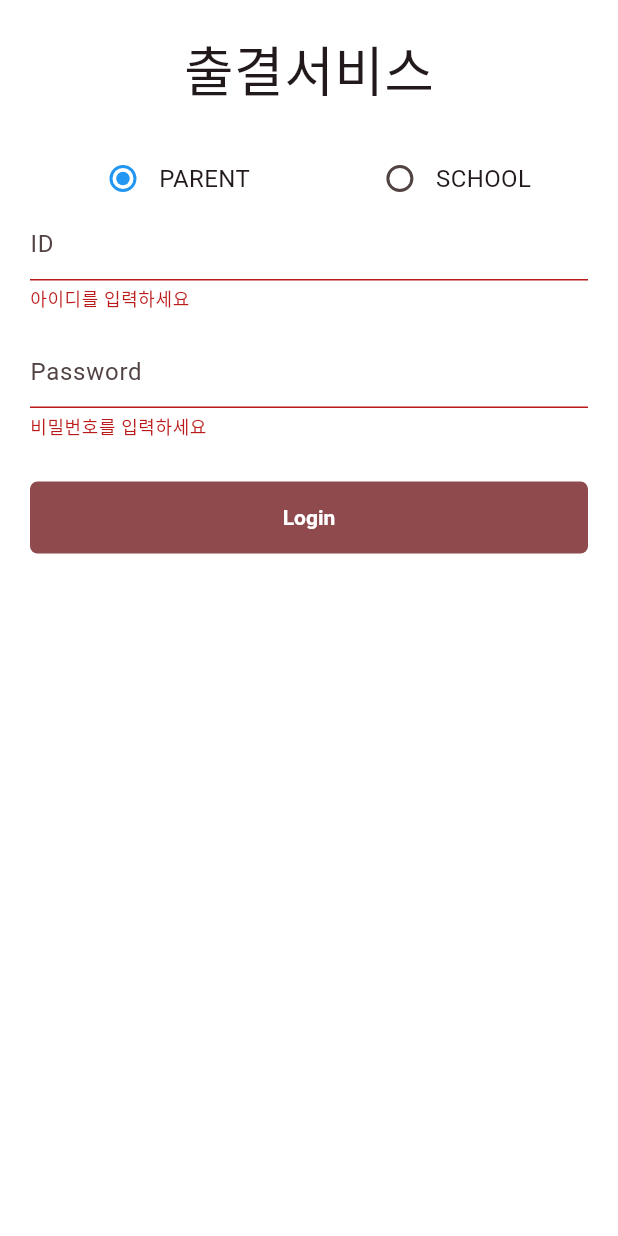
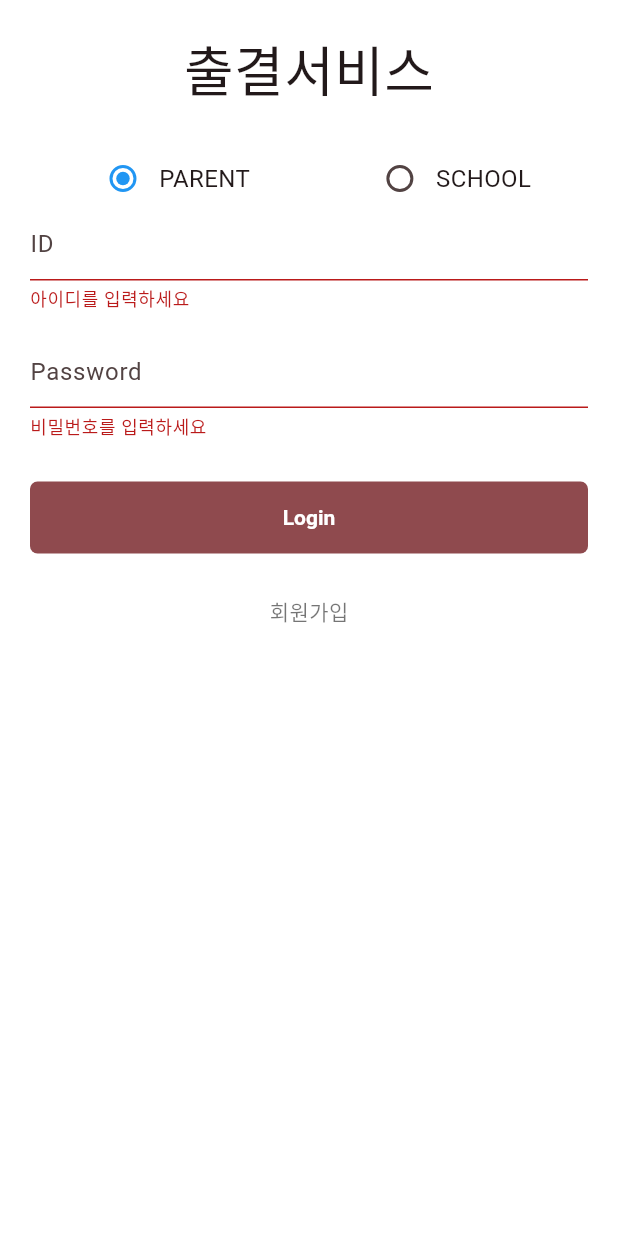
Before and after one commit to ara-zo/attendance_system, a Flutter app: the screen it shows after launch, after a tap on "Login", on a phone screen of 412 x 824 dp. Run offline on Flutter 3.47's test engine with Material 2 defaults, Android fonts, the light colour scheme and no system bars; drawn by our look-alikes of group_radio_button; our stand-ins replace gap, go_router.

Commit message:
:construction: 작업중

```diff
--- a/lib/constants/gaps.dart
+++ /dev/null
@@ -1,66 +0,0 @@
-import 'package:attendance_system/constants/sizes.dart';
-import 'package:flutter/material.dart';
-
-class Gaps {
-  // Vertical Gaps
-  static const v1 = SizedBox(height: Sizes.size1);
-  static const v2 = SizedBox(height: Sizes.size2);
-  static const v3 = SizedBox(height: Sizes.size3);
-  static const v4 = SizedBox(height: Sizes.size4);
-  static const v5 = SizedBox(height: Sizes.size5);
-  static const v6 = SizedBox(height: Sizes.size6);
-  static const v7 = SizedBox(height: Sizes.size7);
-  static const v8 = SizedBox(height: Sizes.size8);
-  static const v9 = SizedBox(height: Sizes.size9);
-  static const v10 = SizedBox(height: Sizes.size10);
-  static const v11 = SizedBox(height: Sizes.size11);
-  static const v12 = SizedBox(height: Sizes.size12);
-  static const v14 = SizedBox(height: Sizes.size14);
-  static const v16 = SizedBox(height: Sizes.size16);
-  static const v20 = SizedBox(height: Sizes.size20);
-  static const v24 = SizedBox(height: Sizes.size24);
-  static const v28 = SizedBox(height: Sizes.size28);
-  static const v32 = SizedBox(height: Sizes.size32);
-  static const v36 = SizedBox(height: Sizes.size36);
-  static const v40 = SizedBox(height: Sizes.size40);
-  static const v44 = SizedBox(height: Sizes.size44);
-  static const v48 = SizedBox(height: Sizes.size48);
-  static const v52 = SizedBox(height: Sizes.size52);
-  static const v56 = SizedBox(height: Sizes.size56);
-  static const v60 = SizedBox(height: Sizes.size60);
-  static const v64 = SizedBox(height: Sizes.size64);
-  static const v72 = SizedBox(height: Sizes.size72);
-  static const v80 = SizedBox(height: Sizes.size80);
-  static const v96 = SizedBox(height: Sizes.size96);
-
-  // Horizontal Gaps
-  static const h1 = SizedBox(width: Sizes.size1);
-  static const h2 = SizedBox(width: Sizes.size2);
-  static const h3 = SizedBox(width: Sizes.size3);
-  static const h4 = SizedBox(width: Sizes.size4);
-  static const h5 = SizedBox(width: Sizes.size5);
-  static const h6 = SizedBox(width: Sizes.size6);
-  static const h7 = SizedBox(width: Sizes.size7);
-  static const h8 = SizedBox(width: Sizes.size8);
-  static const h9 = SizedBox(width: Sizes.size9);
-  static const h10 = SizedBox(width: Sizes.size10);
-  static const h11 = SizedBox(width: Sizes.size11);
-  static const h12 = SizedBox(width: Sizes.size12);
-  static const h14 = SizedBox(width: Sizes.size14);
-  static const h16 = SizedBox(width: Sizes.size16);
-  static const h20 = SizedBox(width: Sizes.size20);
-  static const h24 = SizedBox(width: Sizes.size24);
-  static const h28 = SizedBox(width: Sizes.size28);
-  static const h32 = SizedBox(width: Sizes.size32);
-  static const h36 = SizedBox(width: Sizes.size36);
-  static const h40 = SizedBox(width: Sizes.size40);
-  static const h44 = SizedBox(width: Sizes.size44);
-  static const h48 = SizedBox(width: Sizes.size48);
-  static const h52 = SizedBox(width: Sizes.size52);
-  static const h56 = SizedBox(width: Sizes.size56);
-  static const h60 = SizedBox(width: Sizes.size60);
-  static const h64 = SizedBox(width: Sizes.size64);
-  static const h72 = SizedBox(width: Sizes.size72);
-  static const h80 = SizedBox(width: Sizes.size80);
-  static const h96 = SizedBox(width: Sizes.size96);
-}
--- a/lib/features/home/home_screen.dart
+++ /dev/null
@@ -1,140 +0,0 @@
-import 'package:attendance_system/common/widgets/form_button.dart';
-import 'package:attendance_system/constants/gaps.dart';
-import 'package:attendance_system/constants/sizes.dart';
-import 'package:flutter/material.dart';
-import 'package:group_radio_button/group_radio_button.dart';
-
-class HomeScreen extends StatefulWidget {
-  const HomeScreen({super.key});
-
-  @override
-  State<HomeScreen> createState() => _HomeScreenState();
-}
-
-class _HomeScreenState extends State<HomeScreen> {
-  final GlobalKey<FormState> _formKey = GlobalKey<FormState>();
-
-  Map<String, String> formData = {};
-
-  final _status = ["PARENT", "SCHOOL"];
-  String _userType = "PARENT";
-
-  @override
-  Widget build(BuildContext context) {
-    return Scaffold(
-      body: SafeArea(
-        child: SingleChildScrollView(
-          child: Padding(
-            padding: const EdgeInsets.all(20.0),
-            child: Column(
-              children: [
-                const Text(
-                  '출결서비스',
-                  style: TextStyle(
-                    fontSize: Sizes.size36,
-                  ),
-                ),
-                Gaps.v28,
-                Form(
-                  key: _formKey,
-                  child: Column(
-                    children: [
-                      SizedBox(
-                        child: RadioGroup<String>.builder(
-                          direction: Axis.horizontal,
-                          horizontalAlignment: MainAxisAlignment.spaceAround,
-                          onChanged: (value) => setState(() {
-                            _userType = value ?? 'PARENT';
-                          }),
-                          activeColor: Colors.blue,
-                          textStyle: TextStyle(fontSize: Sizes.size16),
-                          groupValue: _userType,
-                          items: _status,
-                          itemBuilder: (item) => RadioButtonBuilder(
-                            item,
-                          ),
-                        ),
-                      ),
-                      TextFormField(
-                        decoration: InputDecoration(
-                          hintText: 'ID',
-                          enabledBorder: UnderlineInputBorder(
-                            borderSide: BorderSide(
-                              color: Colors.grey.shade400,
-                            ),
-                          ),
-                          focusedBorder: UnderlineInputBorder(
-                            borderSide: BorderSide(
-                              color: Colors.grey.shade400,
-                            ),
-                          ),
-                        ),
-                        validator: (value) {
-                          if (value != null && value.isEmpty) {
-                            return "아이디를 입력하세요";
-                          }
-                          return null;
-                        },
-                        onSaved: (newValue) {
-                          if (newValue != null) {
-                            formData['id'] = newValue;
-                          }
-                        },
-                      ),
-                      Gaps.v16,
-                      TextFormField(
-                        decoration: InputDecoration(
-                          hintText: 'Password',
-                          enabledBorder: UnderlineInputBorder(
-                            borderSide: BorderSide(
-                              color: Colors.grey.shade400,
-                            ),
-                          ),
-                          focusedBorder: UnderlineInputBorder(
-                            borderSide: BorderSide(
-                              color: Colors.grey.shade400,
-                            ),
-                          ),
-                        ),
-                        validator: (value) {
-                          if (value != null && value.isEmpty) {
-                            return "비밀번호를 입력하세요";
-                          }
-                          return null;
-                        },
-                        onSaved: (newValue) {
-                          if (newValue != null) {
-                            formData['password'] = newValue;
-                          }
-                        },
-                      ),
-                      Gaps.v28,
-                      GestureDetector(
-                        onTap: _onSubmitTap,
-                        child: const FormButton(disabled: false, text: 'Login'),
-                      ),
-                    ],
-                  ),
-                ),
-              ],
-            ),
-          ),
-        ),
-      ),
-    );
-  }
-
-  void _onSubmitTap() {
-    if (_formKey.currentState != null) {
-      if (_formKey.currentState!.validate()) {
-        // 텍스트 입력에 onSaved 콜백 함수를 실행
-        _formKey.currentState!.save();
-
-        // formData에 userType 저장
-        formData['userType'] = _userType;
-
-        print(formData);
-      }
-    }
-  }
-}
--- /dev/null
+++ b/lib/features/login/login_screen.dart
@@ -0,0 +1,159 @@
+import 'package:attendance_system/common/widgets/form_button.dart';
+import 'package:attendance_system/constants/sizes.dart';
+import 'package:attendance_system/features/join/join_screen.dart';
+import 'package:flutter/material.dart';
+import 'package:gap/gap.dart';
+import 'package:group_radio_button/group_radio_button.dart';
+
+class LoginScreen extends StatefulWidget {
+  const LoginScreen({super.key});
+
+  @override
+  State<LoginScreen> createState() => _LoginScreenState();
+}
+
+class _LoginScreenState extends State<LoginScreen> {
+  final GlobalKey<FormState> _formKey = GlobalKey<FormState>();
+
+  Map<String, String> formData = {};
+
+  final _status = ["PARENT", "SCHOOL"];
+  String _userType = "PARENT";
+
+  @override
+  Widget build(BuildContext context) {
+    return Scaffold(
+      body: SafeArea(
+        child: SingleChildScrollView(
+          child: Padding(
+            padding: const EdgeInsets.all(20.0),
+            child: Column(
+              children: [
+                const Text(
+                  '출결서비스',
+                  style: TextStyle(
+                    fontSize: Sizes.size36,
+                  ),
+                ),
+                const Gap(28.0),
+                Form(
+                  key: _formKey,
+                  child: Column(
+                    children: [
+                      SizedBox(
+                        child: RadioGroup<String>.builder(
+                          direction: Axis.horizontal,
+                          horizontalAlignment: MainAxisAlignment.spaceAround,
+                          onChanged: (value) => setState(() {
+                            _userType = value ?? 'PARENT';
+                          }),
+                          activeColor: Colors.blue,
+                          textStyle: const TextStyle(fontSize: Sizes.size16),
+                          groupValue: _userType,
+                          items: _status,
+                          itemBuilder: (item) => RadioButtonBuilder(
+                            item,
+                          ),
+                        ),
+                      ),
+                      TextFormField(
+                        decoration: InputDecoration(
+                          hintText: 'ID',
+                          enabledBorder: UnderlineInputBorder(
+                            borderSide: BorderSide(
+                              color: Colors.grey.shade400,
+                            ),
+                          ),
+                          focusedBorder: UnderlineInputBorder(
+                            borderSide: BorderSide(
+                              color: Colors.grey.shade400,
+                            ),
+                          ),
+                        ),
+                        validator: (value) {
+                          if (value != null && value.isEmpty) {
+                            return "아이디를 입력하세요";
+                          }
+                          return null;
+                        },
+                        onSaved: (newValue) {
+                          if (newValue != null) {
+                            formData['id'] = newValue;
+                          }
+                        },
+                      ),
+                      const Gap(16.0),
+                      TextFormField(
+                        decoration: InputDecoration(
+                          hintText: 'Password',
+                          enabledBorder: UnderlineInputBorder(
+                            borderSide: BorderSide(
+                              color: Colors.grey.shade400,
+                            ),
+                          ),
+                          focusedBorder: UnderlineInputBorder(
+                            borderSide: BorderSide(
+                              color: Colors.grey.shade400,
+                            ),
+                          ),
+                        ),
+                        validator: (value) {
+                          if (value != null && value.isEmpty) {
+                            return "비밀번호를 입력하세요";
+                          }
+                          return null;
+                        },
+                        onSaved: (newValue) {
+                          if (newValue != null) {
+                            formData['password'] = newValue;
+                          }
+                        },
+                      ),
+                      const Gap(28.0),
+                      GestureDetector(
+                        onTap: _onSubmitTap,
+                        child: const FormButton(disabled: false, text: 'Login'),
+                      ),
+                      const Gap(28.0),
+                      GestureDetector(
+                        onTap: () {
+                          Navigator.push(
+                            context,
+                            MaterialPageRoute(
+                              builder: (context) => const JoinScreen(),
+                            ),
+                          );
+                        },
+                        child: const Text(
+                          '회원가입',
+                          style: TextStyle(
+                            color: Colors.black54,
+                            fontSize: Sizes.size14,
+                          ),
+                        ),
+                      )
+                    ],
+                  ),
+                ),
+              ],
+            ),
+          ),
+        ),
+      ),
+    );
+  }
+
+  void _onSubmitTap() {
+    if (_formKey.currentState != null) {
+      if (_formKey.currentState!.validate()) {
+        // 텍스트 입력에 onSaved 콜백 함수를 실행
+        _formKey.currentState!.save();
+
+        // formData에 userType 저장
+        formData['userType'] = _userType;
+
+        print(formData);
+      }
+    }
+  }
+}
--- a/lib/main.dart
+++ b/lib/main.dart
@@ -1,5 +1,5 @@
 import 'package:attendance_system/constants/sizes.dart';
-import 'package:attendance_system/features/home/home_screen.dart';
+import 'package:attendance_system/features/login/login_screen.dart';
 import 'package:flutter/material.dart';
 
 void main() {
@@ -14,7 +14,7 @@ class MyApp extends StatelessWidget {
     return MaterialApp(
       title: 'Attendance System',
       theme: ThemeData(
-        colorScheme: ColorScheme.fromSeed(seedColor: Color(0xFFE9435A)),
+        colorScheme: ColorScheme.fromSeed(seedColor: const Color(0xFFE9435A)),
         scaffoldBackgroundColor: Colors.white,
         appBarTheme: const AppBarTheme(
           foregroundColor: Colors.black,
@@ -29,7 +29,7 @@ class MyApp extends StatelessWidget {
         ),
         useMaterial3: true,
       ),
-      home: HomeScreen(),
+      home: const LoginScreen(),
     );
   }
 }
```
Also changed, not shown: lib/features/join/join_screen.dart (added, +130 -0 lines), lib/router.dart (+24 -0 lines), pubspec.yaml (+9 -0 lines), pubspec.lock.
